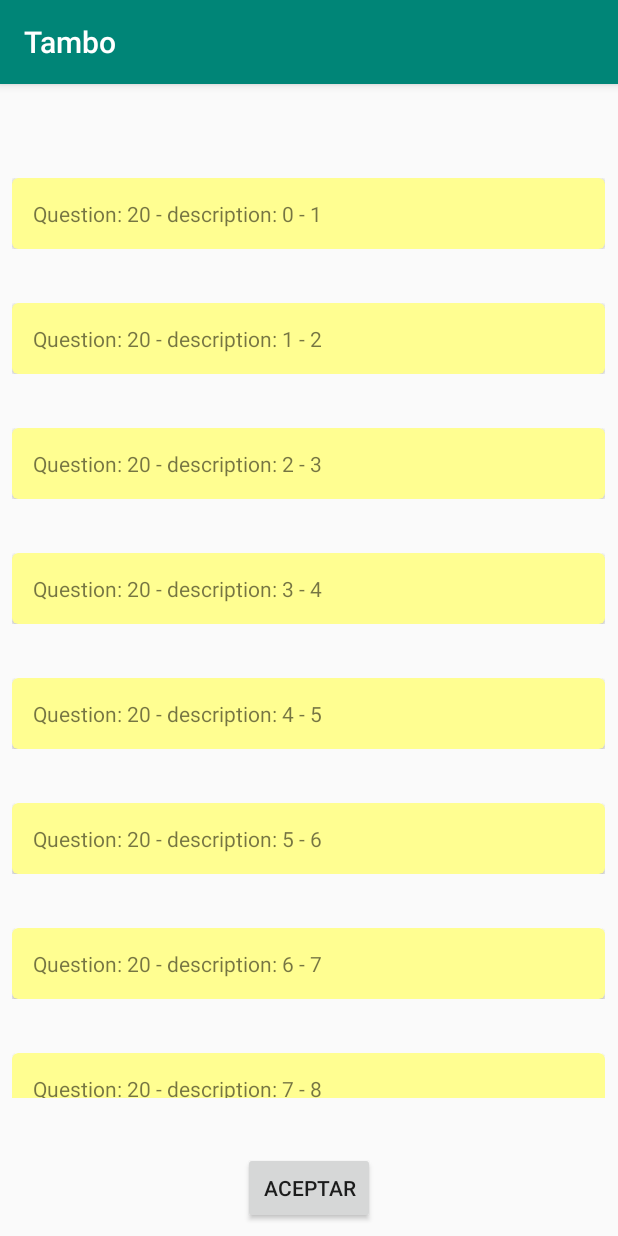
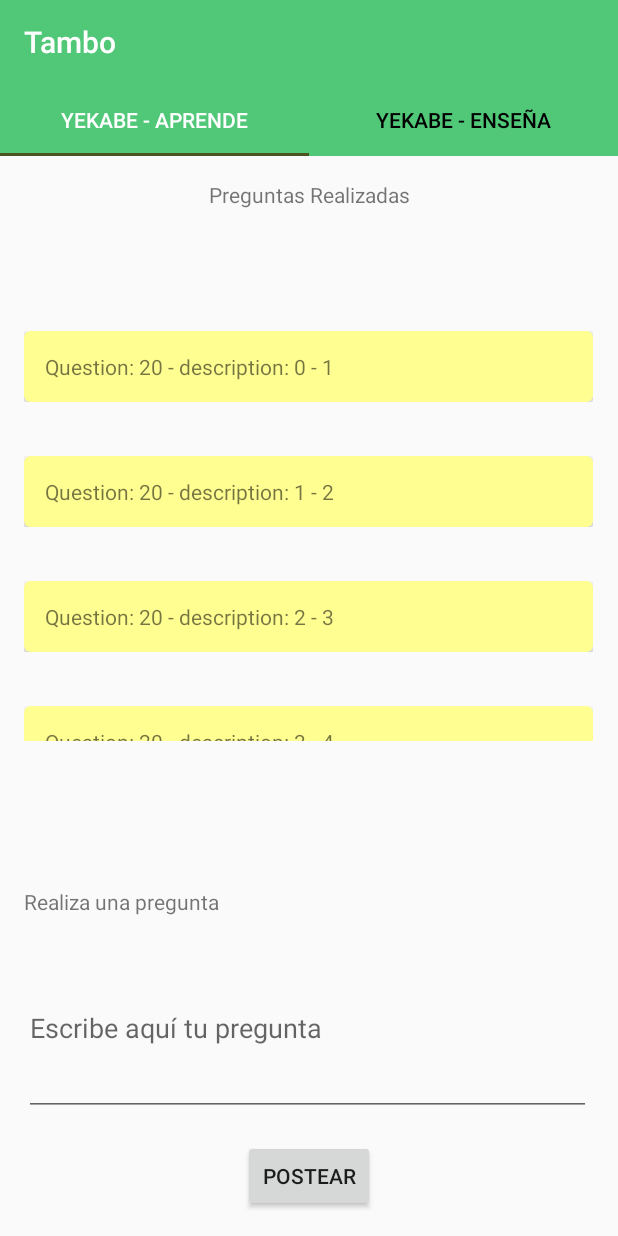
Before and after one commit to Mancipox/Tambo, an Android app: the screen it shows after launch (Profesor before the commit, YekabeActivity after it), on a phone screen of 412 x 824 dp. Run offline under Robolectric (Android 15) with nearby library versions, the light colour scheme and no system bars.

Commit message:
Added Fragments and Tablayout

```diff
--- a/app/build.gradle
+++ b/app/build.gradle
@@ -22,6 +22,7 @@ dependencies {
     implementation fileTree(dir: 'libs', include: ['*.jar'])
     implementation 'com.android.support:appcompat-v7:28.0.0'
     implementation 'com.android.support.constraint:constraint-layout:1.1.3'
+    implementation 'com.android.support:support-v4:28.0.0'
     testImplementation 'junit:junit:4.12'
     androidTestImplementation 'com.android.support.test:runner:1.0.2'
     androidTestImplementation 'com.android.support.test.espresso:espresso-core:3.0.2'
--- a/app/src/main/java/com/tambo/Controller/NoticeDialogFragment.java
+++ b/app/src/main/java/com/tambo/Controller/NoticeDialogFragment.java
@@ -91,7 +91,7 @@ public class NoticeDialogFragment extends DialogFragment {
         textDescription = layout.findViewById(R.id.editTextUbicationQuestion);
 
         //Set info obtained from main activity in the layout of dialog
-        textQuestion.setText(textQuestion.getText()+getArguments().getString("textQuestionDialog"));
+        //textQuestion.setText(textQuestion.getText()+getArguments().getString("textQuestionDialog"));
         builder.setView(layout); //Show it
 
         //Set button "Enviar"
--- /dev/null
+++ b/app/src/main/java/com/tambo/Controller/PageAdapter.java
@@ -0,0 +1,28 @@
+package com.tambo.Controller;
+
+import android.support.v4.app.Fragment;
+import android.support.v4.app.FragmentManager;
+import android.support.v4.app.FragmentPagerAdapter;
+
+public class PageAdapter extends FragmentPagerAdapter {
+    private int numberOfTabs;
+
+    public PageAdapter(FragmentManager fm, int numberOfTabs) {
+        super(fm);
+        this.numberOfTabs=numberOfTabs;
+    }
+
+    @Override
+    public Fragment getItem(int i) {
+        switch(i){
+            case 0: return new StudentFragment();
+            case 1: return new ProfessorFragment();
+            default: return null;
+        }
+    }
+
+    @Override
+    public int getCount() {
+        return numberOfTabs;
+    }
+}
--- /dev/null
+++ b/app/src/main/java/com/tambo/Controller/ProfessorFragment.java
@@ -0,0 +1,31 @@
+package com.tambo.Controller;
+
+import android.os.Bundle;
+import android.support.v4.app.Fragment;
+import android.view.LayoutInflater;
+import android.view.View;
+import android.view.ViewGroup;
+import android.widget.TextView;
+
+import com.tambo.R;
+
+/**
+ * A simple {@link Fragment} subclass.
+ */
+public class ProfessorFragment extends Fragment {
+
+
+    public ProfessorFragment() {
+        // Required empty public constructor
+    }
+
+
+    @Override
+    public View onCreateView(LayoutInflater inflater, ViewGroup container,
+                             Bundle savedInstanceState) {
+        TextView textView = new TextView(getActivity());
+        textView.setText(R.string.hello_blank_fragment);
+        return textView;
+    }
+
+}
--- /dev/null
+++ b/app/src/main/java/com/tambo/Controller/StudentFragment.java
@@ -0,0 +1,74 @@
+package com.tambo.Controller;
+
+
+import android.os.Bundle;
+import android.support.v4.app.Fragment;
+import android.support.v7.widget.LinearLayoutManager;
+import android.support.v7.widget.RecyclerView;
+import android.view.LayoutInflater;
+import android.view.View;
+import android.view.ViewGroup;
+import android.widget.Button;
+import android.widget.EditText;
+import android.widget.TextView;
+
+import com.tambo.Model.Question;
+import com.tambo.R;
+
+import java.util.ArrayList;
+
+/**
+ * A simple {@link Fragment} subclass.
+ */
+public class StudentFragment extends Fragment implements View.OnClickListener {
+
+
+    private ArrayList<Question> questions;
+
+    private AdapterQuestion adapter;
+
+    private EditText editTextQuestionTitle;
+
+    private Button buttonPostQuestion;
+
+
+
+    public StudentFragment() {
+        // Required empty public constructor
+    }
+
+
+    @Override
+    public View onCreateView(LayoutInflater inflater, ViewGroup container,
+                             Bundle savedInstanceState) {
+        View view = inflater.inflate(R.layout.fragment_student,container,false);
+
+        editTextQuestionTitle = view.findViewById(R.id.editTextQuestion);
+
+        //Creating the recyclerView
+        RecyclerView recyclerView = view.findViewById(R.id.recyclerViewStudent);
+
+        //Get the DB dataset of questions from this user
+        //questions=BD.getAllQuestionsFromId(this.user);
+        questions=Question.createQuestionList(20);
+
+        //Specify an adapter to recycler view
+        adapter = new AdapterQuestion(questions);
+        recyclerView.setAdapter(adapter);
+        recyclerView.setLayoutManager(new LinearLayoutManager(getContext()));
+
+        buttonPostQuestion = (Button) view.findViewById(R.id.buttonPostQuestion);
+        buttonPostQuestion.setOnClickListener(this);
+        return view;
+    }
+
+    @Override
+    public void onClick(View v) {
+        NoticeDialogFragment dialogFragment = new NoticeDialogFragment(); //Create a dialog fragment
+        //EditText editText = getView().findViewById(R.id.editTextQuestion); //Get the text question
+        //Bundle bundle = new Bundle(); //To pass data from activity to dialog
+        //bundle.putString("textQuestionDialog",editText.getText().toString()); //Adding the data to pass to bundle
+        //dialogFragment.setArguments(bundle); //Passing the data
+        dialogFragment.show(getFragmentManager(), "infoQuestion"); //Showing the dialog
+    }
+}
--- /dev/null
+++ b/app/src/main/java/com/tambo/Controller/YekabeActivity.java
@@ -0,0 +1,47 @@
+package com.tambo.Controller;
+
+import android.os.Bundle;
+import android.support.annotation.Nullable;
+import android.support.design.widget.TabItem;
+import android.support.design.widget.TabLayout;
+import android.support.v4.app.DialogFragment;
+import android.support.v4.view.ViewPager;
+import android.support.v7.app.AppCompatActivity;
+import android.support.v7.widget.Toolbar;
+
+import com.tambo.R;
+
+public class YekabeActivity extends AppCompatActivity implements NoticeDialogFragment.NoticeDialogListener {
+    private Toolbar toolbar;
+    private TabLayout tabLayout;
+    private TabItem tabItemStudent;
+    private TabItem tabItemProfessor;
+    private ViewPager viewPager;
+
+    @Override
+    protected void onCreate(@Nullable Bundle savedInstanceState) {
+        super.onCreate(savedInstanceState);
+        setContentView(R.layout.activity_yekabe);
+
+        toolbar = findViewById(R.id.toolbar);
+        toolbar.setTitle(getResources().getString(R.string.app_name));
+        tabLayout = findViewById(R.id.tablayout);
+        tabItemStudent = findViewById(R.id.tabStudent);
+        tabItemProfessor = findViewById(R.id.tabProfessor);
+
+        ViewPager viewPager = findViewById(R.id.viewPager);
+        PageAdapter pageAdapter = new PageAdapter(getSupportFragmentManager(), tabLayout.getTabCount());
+        viewPager.setAdapter(pageAdapter);
+        viewPager.addOnPageChangeListener(new TabLayout.TabLayoutOnPageChangeListener(tabLayout));
+    }
+
+    @Override
+    public void onDialogPositiveClick(DialogFragment dialog) {
+
+    }
+
+    @Override
+    public void onDialogNegativeClick(DialogFragment dialog) {
+
+    }
+}
--- /dev/null
+++ b/app/src/main/java/com/tambo/LocalCommunication/DataCommunication.java
@@ -0,0 +1,11 @@
+package com.tambo.LocalCommunication;
+
+import android.widget.EditText;
+
+public interface DataCommunication {
+    String getQuestionText();
+    void setQuestionText(String text);
+
+    EditText getEditTextQuestion();
+    void setEditTextQuestion(EditText editTextQuestionAsked);
+}
--- /dev/null
+++ b/app/src/main/res/layout/activity_yekabe.xml
@@ -0,0 +1,48 @@
+<?xml version="1.0" encoding="utf-8"?>
+<LinearLayout xmlns:android="http://schemas.android.com/apk/res/android"
+xmlns:app="http://schemas.android.com/apk/res-auto"
+xmlns:tools="http://schemas.android.com/tools"
+android:layout_width="match_parent"
+android:layout_height="match_parent"
+android:orientation="vertical"
+tools:context="com.tambo.Controller.YekabeActivity">
+
+
+<android.support.v7.widget.Toolbar
+    android:id="@+id/toolbar"
+    android:layout_width="match_parent"
+    android:layout_height="wrap_content"
+    android:background="?attr/colorPrimary"
+    android:minHeight="?attr/actionBarSize"
+    android:theme="?attr/actionBarTheme"
+    app:popupTheme="@style/ThemeOverlay.AppCompat.Light"
+    app:theme="@style/ThemeOverlay.AppCompat.Dark" />
+
+<android.support.design.widget.TabLayout
+    android:id="@+id/tablayout"
+    android:layout_width="match_parent"
+    android:layout_height="wrap_content"
+    android:background="@color/colorPrimary"
+    app:tabSelectedTextColor="@android:color/white"
+    app:tabTextColor="@android:color/black">
+
+    <android.support.design.widget.TabItem
+        android:id="@+id/tabStudent"
+        android:layout_width="wrap_content"
+        android:layout_height="wrap_content"
+        android:text="Yekabe - Aprende" />
+
+    <android.support.design.widget.TabItem
+        android:id="@+id/tabProfessor"
+        android:layout_width="wrap_content"
+        android:layout_height="wrap_content"
+        android:text="Yekabe - Enseña" />
+
+    </android.support.design.widget.TabLayout>
+
+    <android.support.v4.view.ViewPager
+        android:id="@+id/viewPager"
+        android:layout_width="match_parent"
+        android:layout_height="wrap_content" />
+
+    </LinearLayout>
--- /dev/null
+++ b/app/src/main/res/layout/fragment_professor.xml
@@ -0,0 +1,14 @@
+<?xml version="1.0" encoding="utf-8"?>
+<FrameLayout xmlns:android="http://schemas.android.com/apk/res/android"
+    xmlns:tools="http://schemas.android.com/tools"
+    android:layout_width="match_parent"
+    android:layout_height="match_parent"
+    tools:context=".Controller.ProfessorFragment">
+
+    <!-- TODO: Update blank fragment layout -->
+    <TextView
+        android:layout_width="match_parent"
+        android:layout_height="match_parent"
+        android:text="@string/hello_blank_fragment" />
+
+</FrameLayout>
--- /dev/null
+++ b/app/src/main/res/layout/fragment_student.xml
@@ -0,0 +1,79 @@
+<?xml version="1.0" encoding="utf-8"?>
+
+    <android.support.constraint.ConstraintLayout xmlns:android="http://schemas.android.com/apk/res/android"
+        xmlns:app="http://schemas.android.com/apk/res-auto"
+        xmlns:tools="http://schemas.android.com/tools"
+        android:layout_width="match_parent"
+        android:layout_height="match_parent"
+        tools:context=".Controller.StudentFragment">
+
+        <TextView
+            android:id="@+id/textInfoStudent"
+            android:layout_width="316dp"
+            android:layout_height="29dp"
+            android:layout_marginStart="16dp"
+            android:layout_marginTop="16dp"
+            android:layout_marginEnd="16dp"
+            android:text="Preguntas Realizadas"
+            android:textAlignment="center"
+            app:layout_constraintEnd_toEndOf="parent"
+            app:layout_constraintStart_toStartOf="parent"
+            app:layout_constraintTop_toTopOf="parent" />
+
+        <android.support.v7.widget.RecyclerView
+            android:id="@+id/recyclerViewStudent"
+            android:layout_width="379dp"
+            android:layout_height="299dp"
+            android:layout_marginStart="16dp"
+            android:layout_marginTop="8dp"
+            android:layout_marginEnd="16dp"
+            android:layout_marginBottom="8dp"
+            app:layoutManager="android.support.v7.widget.LinearLayoutManager"
+            app:layout_constraintBottom_toTopOf="@+id/editTextQuestion"
+            app:layout_constraintEnd_toEndOf="parent"
+            app:layout_constraintHorizontal_bias="0.0"
+            app:layout_constraintStart_toStartOf="parent"
+            app:layout_constraintTop_toBottomOf="@+id/textInfoStudent"
+            app:layout_constraintVertical_bias="0.229">
+
+        </android.support.v7.widget.RecyclerView>
+
+        <TextView
+            android:id="@+id/textInfoStudent2"
+            android:layout_width="wrap_content"
+            android:layout_height="wrap_content"
+            android:layout_marginStart="16dp"
+            android:layout_marginBottom="16dp"
+            android:text="Realiza una pregunta"
+            app:layout_constraintBottom_toTopOf="@+id/editTextQuestion"
+            app:layout_constraintStart_toStartOf="parent" />
+
+        <EditText
+            android:id="@+id/editTextQuestion"
+            android:layout_width="378dp"
+            android:layout_height="117dp"
+            android:layout_marginStart="16dp"
+            android:layout_marginEnd="16dp"
+            android:layout_marginBottom="16dp"
+            android:ems="10"
+            android:hint="Escribe aquí tu pregunta"
+            android:inputType="text"
+            app:layout_constraintBottom_toTopOf="@+id/buttonPostQuestion"
+            app:layout_constraintEnd_toEndOf="parent"
+            app:layout_constraintHorizontal_bias="0.0"
+            app:layout_constraintStart_toStartOf="parent" />
+
+        <Button
+            android:id="@+id/buttonPostQuestion"
+            android:layout_width="wrap_content"
+            android:layout_height="wrap_content"
+            android:layout_marginStart="16dp"
+            android:layout_marginEnd="16dp"
+            android:layout_marginBottom="16dp"
+            android:onClick="onClick"
+            android:text="Postear"
+            app:layout_constraintBottom_toBottomOf="parent"
+            app:layout_constraintEnd_toEndOf="parent"
+            app:layout_constraintStart_toStartOf="parent" />
+
+    </android.support.constraint.ConstraintLayout>
--- a/app/src/main/res/values/colors.xml
+++ b/app/src/main/res/values/colors.xml
@@ -1,6 +1,7 @@
 <?xml version="1.0" encoding="utf-8"?>
 <resources>
-    <color name="colorPrimary">#008577</color>
-    <color name="colorPrimaryDark">#00574B</color>
-    <color name="colorAccent">#D81B60</color>
+    <color name="colorPrimary">#50C878</color>
+    <color name="colorSecondary">#3D9970</color>
+    <color name="colorAccent">#4B5320</color>
+    <color name="colorBackground">#F2F3F4</color>
 </resources>
--- a/app/src/main/res/values/strings.xml
+++ b/app/src/main/res/values/strings.xml
@@ -4,4 +4,7 @@
     <string name="BS">Estudiante</string>
     <string name="PQDM">Aceptar Pregunta</string>
     <string name="Accept">Aceptar</string>
+
+    <!-- TODO: Remove or change this placeholder text -->
+    <string name="hello_blank_fragment">Hello blank fragment</string>
 </resources>
--- a/app/src/main/res/values/styles.xml
+++ b/app/src/main/res/values/styles.xml
@@ -1,11 +1,11 @@
 <resources>
 
     <!-- Base application theme. -->
-    <style name="AppTheme" parent="Theme.AppCompat.Light.DarkActionBar">
+    <style name="AppTheme" parent="Theme.AppCompat.Light.NoActionBar">
         <!-- Customize your theme here. -->
         <item name="colorPrimary">@color/colorPrimary</item>
-        <item name="colorPrimaryDark">@color/colorPrimaryDark</item>
         <item name="colorAccent">@color/colorAccent</item>
+        <item name="colorSecondary">@color/colorSecondary</item>
     </style>
 
 </resources>
```
Also changed, not shown: app/src/main/AndroidManifest.xml (+8 -2 lines), app/src/main/java/com/tambo/Controller/AdapterQuestion.java (line endings or trailing spaces), app/src/main/java/com/tambo/Controller/AdapterQuestionProfesor.java (line endings or trailing spaces), app/src/main/java/com/tambo/Controller/Profesor.java (line endings or trailing spaces), app/src/main/java/com/tambo/Controller/StudentActivity.java (indentation only).
